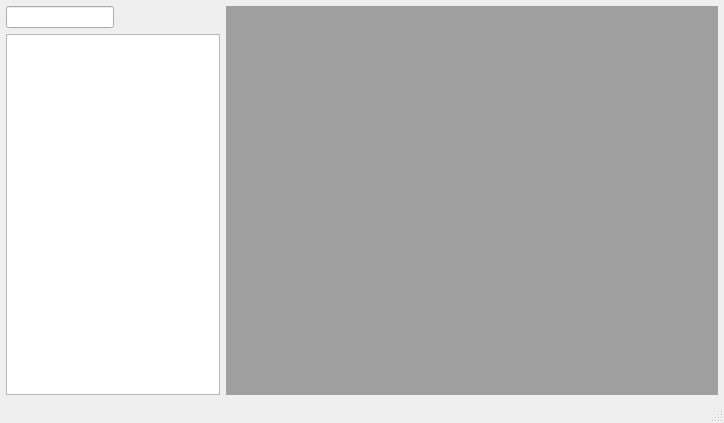
This is application/GUI/MainWindow.ui in Ummon/D-LAN as Qt 5 draws it before an edit. The edited form follows.
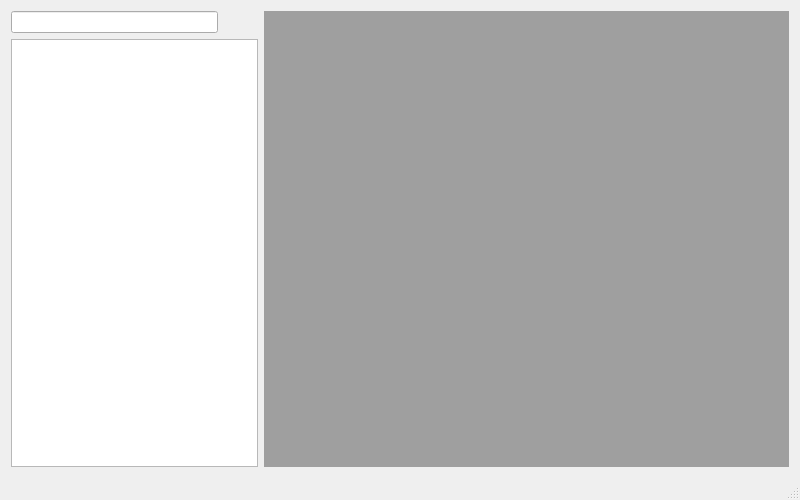
This is the edited form. Icons and pictures are not drawn.

Diff of the .ui file:
```diff
--- a/application/GUI/MainWindow.ui
+++ b/application/GUI/MainWindow.ui
@@ -6,23 +6,23 @@
    <rect>
     <x>0</x>
     <y>0</y>
-    <width>724</width>
-    <height>423</height>
+    <width>800</width>
+    <height>500</height>
    </rect>
   </property>
   <property name="windowTitle">
    <string>Aybabtu</string>
   </property>
   <widget class="QWidget" name="centralWidget">
-   <layout class="QHBoxLayout" name="layMain" stretch="0,0">
-    <property name="spacing">
-     <number>6</number>
-    </property>
-    <property name="margin">
-     <number>6</number>
-    </property>
+   <property name="sizePolicy">
+    <sizepolicy hsizetype="Preferred" vsizetype="Preferred">
+     <horstretch>0</horstretch>
+     <verstretch>0</verstretch>
+    </sizepolicy>
+   </property>
+   <layout class="QHBoxLayout" name="horizontalLayout">
     <item>
-     <layout class="QVBoxLayout" name="layLeftPanel" stretch="0,0">
+     <layout class="QVBoxLayout" name="layPanel">
       <item>
        <layout class="QHBoxLayout" name="laySearch">
         <property name="spacing">
@@ -31,18 +31,24 @@
         <item>
          <widget class="QLineEdit" name="txtSearch">
           <property name="sizePolicy">
-           <sizepolicy hsizetype="Maximum" vsizetype="Fixed">
+           <sizepolicy hsizetype="Expanding" vsizetype="Fixed">
             <horstretch>0</horstretch>
             <verstretch>0</verstretch>
            </sizepolicy>
           </property>
+          <property name="minimumSize">
+           <size>
+            <width>30</width>
+            <height>0</height>
+           </size>
+          </property>
          </widget>
         </item>
         <item>
          <widget class="QPushButton" name="butSearch">
           <property name="sizePolicy">
            <sizepolicy hsizetype="Minimum" vsizetype="Fixed">
-            <horstretch>1</horstretch>
+            <horstretch>0</horstretch>
             <verstretch>0</verstretch>
            </sizepolicy>
           </property>
@@ -98,6 +104,12 @@
     </item>
     <item>
      <widget class="QMdiArea" name="mdiArea">
+      <property name="sizePolicy">
+       <sizepolicy hsizetype="Expanding" vsizetype="Expanding">
+        <horstretch>0</horstretch>
+        <verstretch>0</verstretch>
+       </sizepolicy>
+      </property>
       <property name="lineWidth">
        <number>0</number>
       </property>
```
